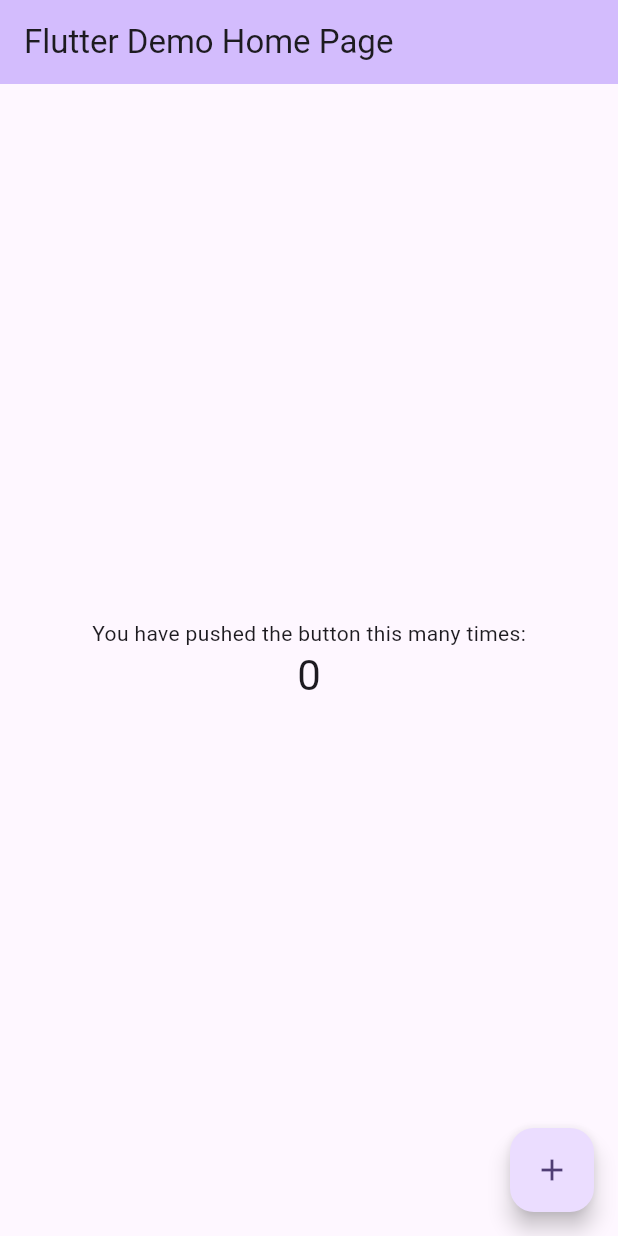
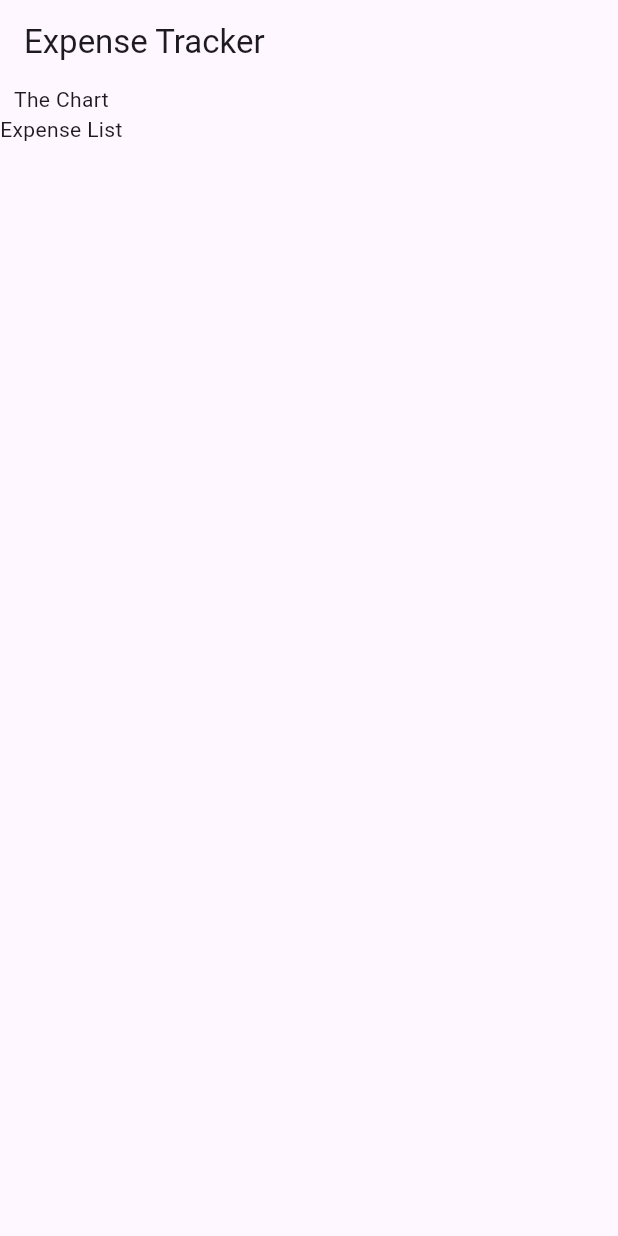
Before and after one commit to huseyinozenalbayrak/flutter-expense-tracker, a Flutter app: the screen it shows after launch, on a phone screen of 412 x 824 dp. Run offline on Flutter 3.47's test engine with Material 3 defaults, Android fonts, the phone set to English and light mode, and no system bars.

Commit message:
Add Expenses feature with Expense model and update main app entry

```diff
--- /dev/null
+++ b/lib/expenses.dart
@@ -0,0 +1,20 @@
+import 'package:flutter/material.dart';
+
+class Expenses extends StatefulWidget {
+  const Expenses({super.key});
+
+  @override
+  State<Expenses> createState() {
+    return _ExpensesState();
+  }
+}
+
+class _ExpensesState extends State<Expenses> {
+  @override
+  Widget build(BuildContext context) {
+    return Scaffold(
+      appBar: AppBar(title: const Text('Expense Tracker')),
+      body: Column(children: const [Text('The Chart'), Text('Expense List')]),
+    );
+  }
+}
--- a/lib/main.dart
+++ b/lib/main.dart
@@ -1,122 +1,6 @@
 import 'package:flutter/material.dart';
+import 'package:expense_tracker/expenses.dart';
 
 void main() {
-  runApp(const MyApp());
+  runApp(const MaterialApp(home: Expenses()));
 }
-
-class MyApp extends StatelessWidget {
-  const MyApp({super.key});
-
-  // This widget is the root of your application.
-  @override
-  Widget build(BuildContext context) {
-    return MaterialApp(
-      title: 'Flutter Demo',
-      theme: ThemeData(
-        // This is the theme of your application.
-        //
-        // TRY THIS: Try running your application with "flutter run". You'll see
-        // the application has a purple toolbar. Then, without quitting the app,
-        // try changing the seedColor in the colorScheme below to Colors.green
-        // and then invoke "hot reload" (save your changes or press the "hot
-        // reload" button in a Flutter-supported IDE, or press "r" if you used
-        // the command line to start the app).
-        //
-        // Notice that the counter didn't reset back to zero; the application
-        // state is not lost during the reload. To reset the state, use hot
-        // restart instead.
-        //
-        // This works for code too, not just values: Most code changes can be
-        // tested with just a hot reload.
-        colorScheme: ColorScheme.fromSeed(seedColor: Colors.deepPurple),
-      ),
-      home: const MyHomePage(title: 'Flutter Demo Home Page'),
-    );
-  }
-}
-
-class MyHomePage extends StatefulWidget {
-  const MyHomePage({super.key, required this.title});
-
-  // This widget is the home page of your application. It is stateful, meaning
-  // that it has a State object (defined below) that contains fields that affect
-  // how it looks.
-
-  // This class is the configuration for the state. It holds the values (in this
-  // case the title) provided by the parent (in this case the App widget) and
-  // used by the build method of the State. Fields in a Widget subclass are
-  // always marked "final".
-
-  final String title;
-
-  @override
-  State<MyHomePage> createState() => _MyHomePageState();
-}
-
-class _MyHomePageState extends State<MyHomePage> {
-  int _counter = 0;
-
-  void _incrementCounter() {
-    setState(() {
-      // This call to setState tells the Flutter framework that something has
-      // changed in this State, which causes it to rerun the build method below
-      // so that the display can reflect the updated values. If we changed
-      // _counter without calling setState(), then the build method would not be
-      // called again, and so nothing would appear to happen.
-      _counter++;
-    });
-  }
-
-  @override
-  Widget build(BuildContext context) {
-    // This method is rerun every time setState is called, for instance as done
-    // by the _incrementCounter method above.
-    //
-    // The Flutter framework has been optimized to make rerunning build methods
-    // fast, so that you can just rebuild anything that needs updating rather
-    // than having to individually change instances of widgets.
-    return Scaffold(
-      appBar: AppBar(
-        // TRY THIS: Try changing the color here to a specific color (to
-        // Colors.amber, perhaps?) and trigger a hot reload to see the AppBar
-        // change color while the other colors stay the same.
-        backgroundColor: Theme.of(context).colorScheme.inversePrimary,
-        // Here we take the value from the MyHomePage object that was created by
-        // the App.build method, and use it to set our appbar title.
-        title: Text(widget.title),
-      ),
-      body: Center(
-        // Center is a layout widget. It takes a single child and positions it
-        // in the middle of the parent.
-        child: Column(
-          // Column is also a layout widget. It takes a list of children and
-          // arranges them vertically. By default, it sizes itself to fit its
-          // children horizontally, and tries to be as tall as its parent.
-          //
-          // Column has various properties to control how it sizes itself and
-          // how it positions its children. Here we use mainAxisAlignment to
-          // center the children vertically; the main axis here is the vertical
-          // axis because Columns are vertical (the cross axis would be
-          // horizontal).
-          //
-          // TRY THIS: Invoke "debug painting" (choose the "Toggle Debug Paint"
-          // action in the IDE, or press "p" in the console), to see the
-          // wireframe for each widget.
-          mainAxisAlignment: MainAxisAlignment.center,
-          children: <Widget>[
-            const Text('You have pushed the button this many times:'),
-            Text(
-              '$_counter',
-              style: Theme.of(context).textTheme.headlineMedium,
-            ),
-          ],
-        ),
-      ),
-      floatingActionButton: FloatingActionButton(
-        onPressed: _incrementCounter,
-        tooltip: 'Increment',
-        child: const Icon(Icons.add),
-      ), // This trailing comma makes auto-formatting nicer for build methods.
-    );
-  }
-}
--- /dev/null
+++ b/lib/models/expense.dart
@@ -0,0 +1,20 @@
+import 'package:uuid/uuid.dart';
+
+const uuid = Uuid();
+
+enum Category { food, travel, leisure, work }
+
+class Expense {
+  final String id;
+  final String title;
+  final double amount;
+  final DateTime date;
+  final Category category;
+
+  Expense({
+    required this.title,
+    required this.amount,
+    required this.date,
+    required this.category,
+  }) : id = uuid.v4();
+}
--- a/pubspec.yaml
+++ b/pubspec.yaml
@@ -34,6 +34,7 @@ dependencies:
   # The following adds the Cupertino Icons font to your application.
   # Use with the CupertinoIcons class for iOS style icons.
   cupertino_icons: ^1.0.8
+  uuid: ^4.5.1
 
 dev_dependencies:
   flutter_test:
```
Also changed, not shown: pubspec.lock.
